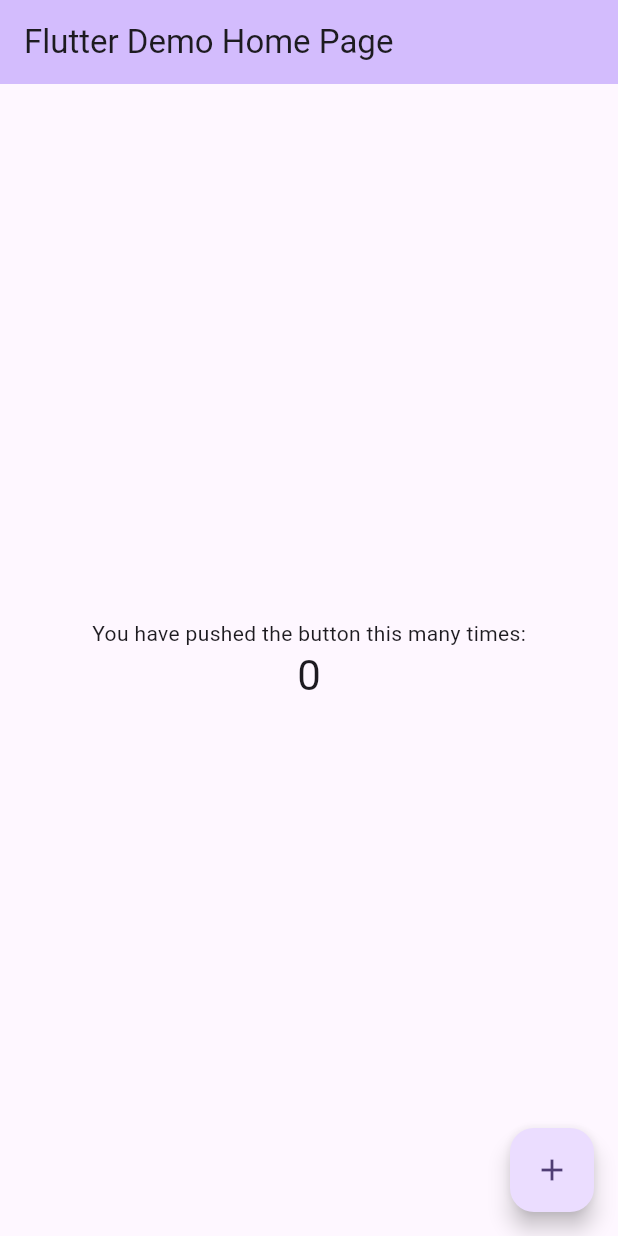
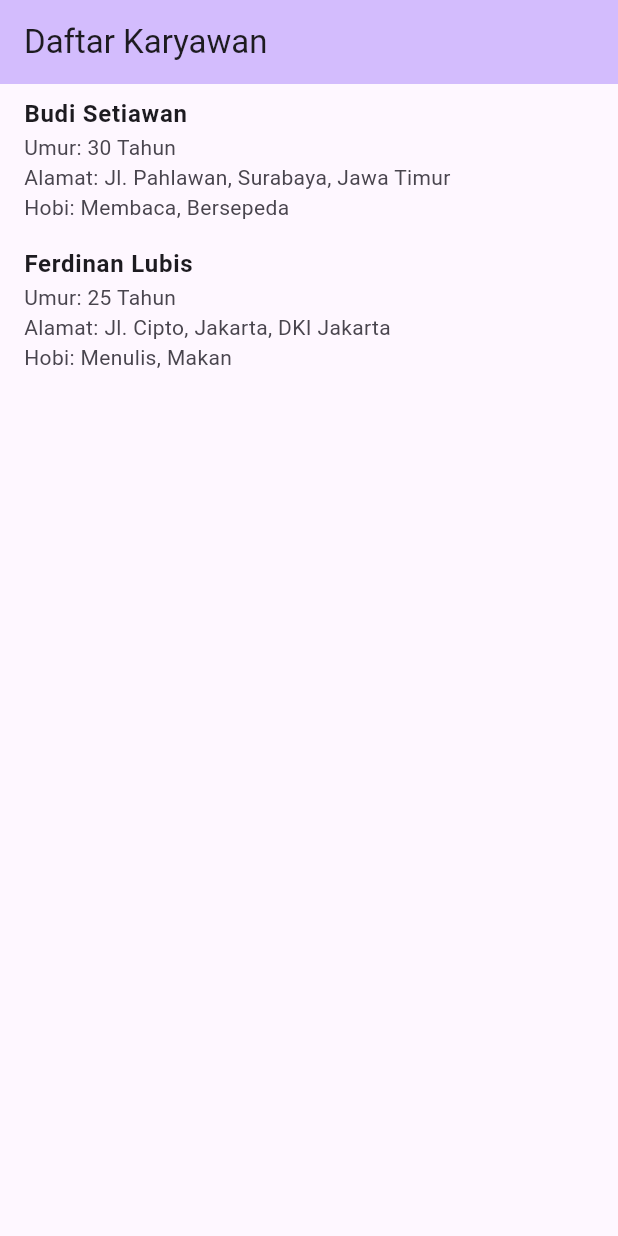
Before and after one commit to Mobile-Programming-MDP/project-latihan-pab2-JordiWillyam, a Flutter app: the screen it shows after launch, on a phone screen of 412 x 824 dp. Run offline on Flutter 3.47's test engine with Material 3 defaults, Android fonts, the phone set to English and light mode, and no system bars.

Commit message:
ADD: Tampilan dan Data Karyawan

```diff
--- /dev/null
+++ b/karyawan/karyawan/assets/karyawan.json
@@ -0,0 +1,28 @@
+[
+    {
+        "nama": "Budi Setiawan",
+        "umur": 30,
+        "alamat": {
+            "jalan": "Jl. Pahlawan",
+            "kota": "Surabaya",
+            "provinsi": "Jawa Timur"
+        },
+        "hobi": [
+            "Membaca",
+            "Bersepeda"
+        ]
+    },
+    {
+        "nama": "Ferdinan Lubis",
+        "umur": 25,
+        "alamat": {
+            "jalan": "Jl. Cipto",
+            "kota": "Jakarta",
+            "provinsi": "DKI Jakarta"
+        },
+        "hobi": [
+            "Menulis",
+            "Makan"
+        ]
+    }
+]
--- a/karyawan/karyawan/lib/main.dart
+++ b/karyawan/karyawan/lib/main.dart
@@ -1,4 +1,7 @@
+import 'dart:convert';
 import 'package:flutter/material.dart';
+import 'package:flutter/services.dart';
+import 'package:karyawan/models/karyawan.dart';
 
 void main() {
   runApp(const MyApp());
@@ -7,119 +10,78 @@ void main() {
 class MyApp extends StatelessWidget {
   const MyApp({super.key});
 
-  // This widget is the root of your application.
   @override
   Widget build(BuildContext context) {
     return MaterialApp(
-      title: 'Flutter Demo',
+      title: "Daftar Karyawan",
       theme: ThemeData(
-        // This is the theme of your application.
-        //
-        // TRY THIS: Try running your application with "flutter run". You'll see
-        // the application has a purple toolbar. Then, without quitting the app,
-        // try changing the seedColor in the colorScheme below to Colors.green
-        // and then invoke "hot reload" (save your changes or press the "hot
-        // reload" button in a Flutter-supported IDE, or press "r" if you used
-        // the command line to start the app).
-        //
-        // Notice that the counter didn't reset back to zero; the application
-        // state is not lost during the reload. To reset the state, use hot
-        // restart instead.
-        //
-        // This works for code too, not just values: Most code changes can be
-        // tested with just a hot reload.
         colorScheme: ColorScheme.fromSeed(seedColor: Colors.deepPurple),
         useMaterial3: true,
       ),
-      home: const MyHomePage(title: 'Flutter Demo Home Page'),
+      home: const MyHomePage(),
     );
   }
 }
 
-class MyHomePage extends StatefulWidget {
-  const MyHomePage({super.key, required this.title});
+class MyHomePage extends StatelessWidget {
+  const MyHomePage({super.key});
 
-  // This widget is the home page of your application. It is stateful, meaning
-  // that it has a State object (defined below) that contains fields that affect
-  // how it looks.
+  // Membuat method untuk membaca data json **
+  // jangan lupa pada pubspect.yaml tambahkan assets: - assets/karyawan.json
+  // membuat method untuk membaca data json
+  Future<List<Karyawan>> _readJsonData() async {
+    String response = await rootBundle.loadString('assets/karyawan.json');
 
-  // This class is the configuration for the state. It holds the values (in this
-  // case the title) provided by the parent (in this case the App widget) and
-  // used by the build method of the State. Fields in a Widget subclass are
-  // always marked "final".
+    // menconvert json dari string json menggunakan json.decode
+    // menggunakan list dynamic karena data json berbentuk array
+    final List<dynamic> data = json.decode(response);
 
-  final String title;
-
-  @override
-  State<MyHomePage> createState() => _MyHomePageState();
-}
-
-class _MyHomePageState extends State<MyHomePage> {
-  int _counter = 0;
-
-  void _incrementCounter() {
-    setState(() {
-      // This call to setState tells the Flutter framework that something has
-      // changed in this State, which causes it to rerun the build method below
-      // so that the display can reflect the updated values. If we changed
-      // _counter without calling setState(), then the build method would not be
-      // called again, and so nothing would appear to happen.
-      _counter++;
-    });
+    // membuat list karyawan dengan menconvert string diatas menjadi list karyawan
+    return data.map((json) => Karyawan.fromJson(json)).toList();
   }
 
+//buat tampilan disini
   @override
   Widget build(BuildContext context) {
-    // This method is rerun every time setState is called, for instance as done
-    // by the _incrementCounter method above.
-    //
-    // The Flutter framework has been optimized to make rerunning build methods
-    // fast, so that you can just rebuild anything that needs updating rather
-    // than having to individually change instances of widgets.
     return Scaffold(
-      appBar: AppBar(
-        // TRY THIS: Try changing the color here to a specific color (to
-        // Colors.amber, perhaps?) and trigger a hot reload to see the AppBar
-        // change color while the other colors stay the same.
-        backgroundColor: Theme.of(context).colorScheme.inversePrimary,
-        // Here we take the value from the MyHomePage object that was created by
-        // the App.build method, and use it to set our appbar title.
-        title: Text(widget.title),
-      ),
-      body: Center(
-        // Center is a layout widget. It takes a single child and positions it
-        // in the middle of the parent.
-        child: Column(
-          // Column is also a layout widget. It takes a list of children and
-          // arranges them vertically. By default, it sizes itself to fit its
-          // children horizontally, and tries to be as tall as its parent.
-          //
-          // Column has various properties to control how it sizes itself and
-          // how it positions its children. Here we use mainAxisAlignment to
-          // center the children vertically; the main axis here is the vertical
-          // axis because Columns are vertical (the cross axis would be
-          // horizontal).
-          //
-          // TRY THIS: Invoke "debug painting" (choose the "Toggle Debug Paint"
-          // action in the IDE, or press "p" in the console), to see the
-          // wireframe for each widget.
-          mainAxisAlignment: MainAxisAlignment.center,
-          children: <Widget>[
-            const Text(
-              'You have pushed the button this many times:',
-            ),
-            Text(
-              '$_counter',
-              style: Theme.of(context).textTheme.headlineMedium,
-            ),
-          ],
+        appBar: AppBar(
+          backgroundColor: Theme.of(context).colorScheme.inversePrimary,
+          title: const Text("Daftar Karyawan"),
         ),
-      ),
-      floatingActionButton: FloatingActionButton(
-        onPressed: _incrementCounter,
-        tooltip: 'Increment',
-        child: const Icon(Icons.add),
-      ), // This trailing comma makes auto-formatting nicer for build methods.
-    );
+        body: FutureBuilder<List<Karyawan>>(
+            future: _readJsonData(),
+            builder: (context, snapshot) {
+              if (snapshot.hasData) {
+                // mengambil data dari snapshot
+                return ListView.builder(
+                    itemCount: snapshot.data!.length,
+                    itemBuilder: (context, index) {
+                      return ListTile(
+                        title: Text(
+                          snapshot.data![index].nama,
+                          style: const TextStyle(fontWeight: FontWeight.bold),
+                        ),
+                        subtitle: Column(
+                          crossAxisAlignment: CrossAxisAlignment.start,
+                          children: [
+                            Text("Umur: ${snapshot.data![index].umur} Tahun"),
+                            Text(
+                                "Alamat: ${snapshot.data![index].alamat.jalan}, ${snapshot.data![index].alamat.kota}, ${snapshot.data![index].alamat.provinsi}"),
+                            Text(
+                                "Hobi: ${snapshot.data![index].hobi.join(", ")}"),
+                          ],
+                        ),
+                      );
+                    });
+              } else if (snapshot.hasError) {
+                return Center(
+                  child: Text("${snapshot.error}"),
+                );
+              }
+
+              return const Center(
+                child: CircularProgressIndicator(),
+              );
+            }));
   }
 }
--- /dev/null
+++ b/karyawan/karyawan/lib/models/karyawan.dart
@@ -0,0 +1,37 @@
+//Models untuk karyawan yaitu menconvert data json agar dapat dipanggil di main.dart
+
+import 'package:flutter/material.dart';
+
+class Karyawan {
+  final String nama;
+  final int umur;
+  final Alamat alamat;
+  final List<String> hobi;
+
+  Karyawan(
+      {required this.nama,
+      required this.umur,
+      required this.alamat,
+      required this.hobi});
+
+  factory Karyawan.fromJson(Map<String, dynamic> json) {
+    return Karyawan(
+        nama: json['nama'],
+        umur: json['umur'],
+        alamat: Alamat.fromJson(json['alamat']),
+        hobi: List<String>.from(json['hobi']));
+  }
+}
+
+class Alamat {
+  final String jalan;
+  final String kota;
+  final String provinsi;
+
+  Alamat({required this.jalan, required this.kota, required this.provinsi});
+
+  factory Alamat.fromJson(Map<String, dynamic> json) {
+    return Alamat(
+        jalan: json['jalan'], kota: json['kota'], provinsi: json['provinsi']);
+  }
+}
--- a/karyawan/karyawan/pubspec.yaml
+++ b/karyawan/karyawan/pubspec.yaml
@@ -59,7 +59,10 @@ flutter:
   uses-material-design: true
 
   # To add assets to your application, add an assets section, like this:
-  # assets:
+  assets:
+  - assets/karyawan.json
+
+
   #   - images/a_dot_burr.jpeg
   #   - images/a_dot_ham.jpeg
 
```
Also changed, not shown: 1 other file.
